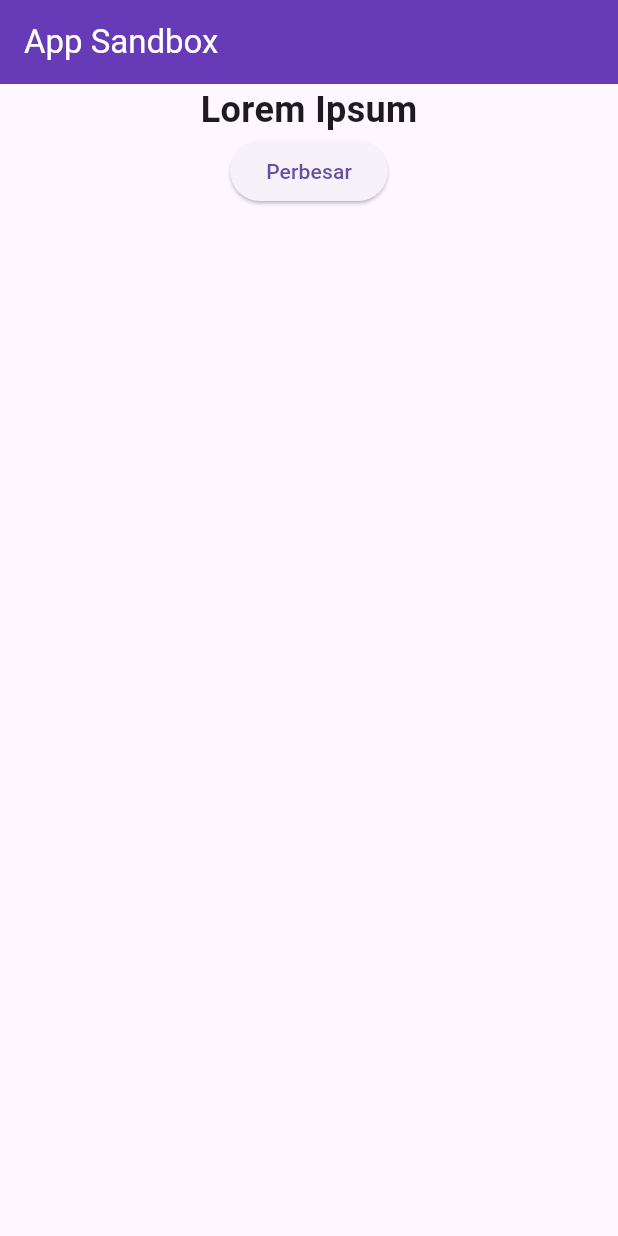
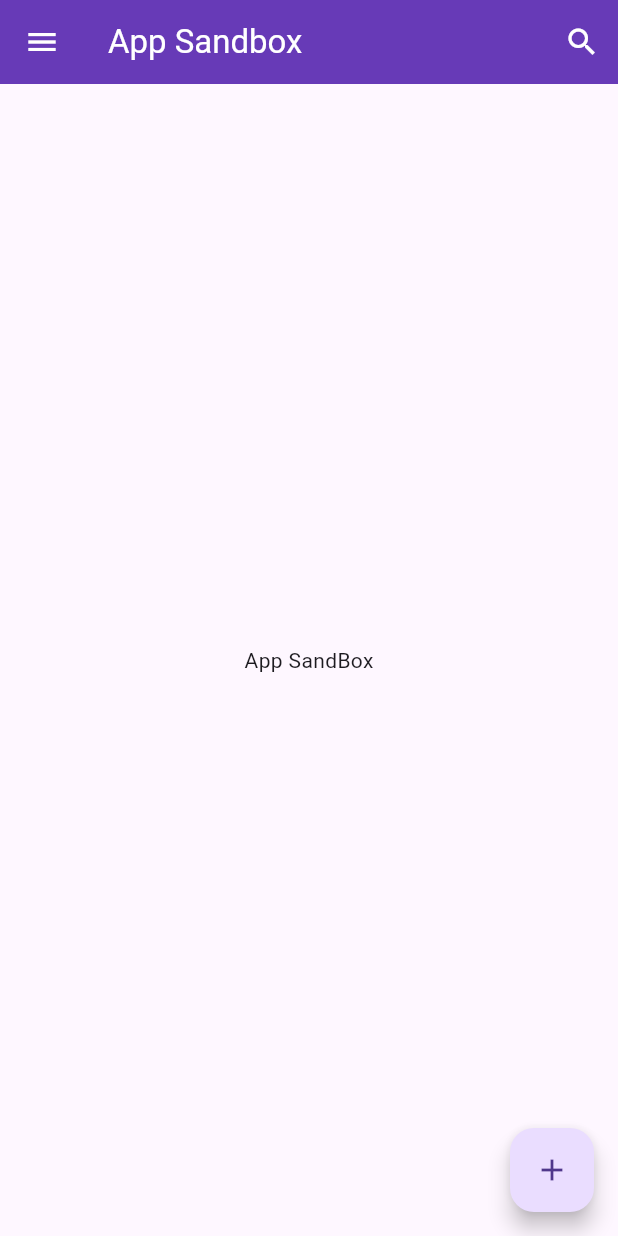
Before and after one commit to mogams99/app_sandbox, a Flutter app: the screen it shows after launch, on a phone screen of 412 x 824 dp. Run offline on Flutter 3.47's test engine with Material 3 defaults, Android fonts, the phone set to English and light mode, and no system bars.

Commit message:
chore: :lipstick: create basic scaffold.

```diff
--- a/lib/main.dart
+++ b/lib/main.dart
@@ -18,68 +18,42 @@ class MyApp extends StatelessWidget {
           foregroundColor: Colors.white, // Warna teks pada AppBar
         ),
       ),
-      home: Scaffold(
-        appBar: AppBar(
-          title: Text('App Sandbox'),
-          // backgroundColor: Colors.blue, // Optional jika sudah di tema
-        ),
-        body: Center(
-          child: BiggerText(text: 'Lorem Ipsum'),
-        ),
-      ),
+      home: const FirstScreen(),
     );
   }
 }
 
-class Heading extends StatelessWidget {
-  final String text;
-
-  const Heading({Key? key, required this.text}) : super(key: key);
+class FirstScreen extends StatelessWidget {
+  const FirstScreen({Key? key}) : super(key: key);
 
   @override
   Widget build(BuildContext context) {
-    return Text(
-      text,
-      style: const TextStyle(
-        fontSize: 24,
-        fontWeight: FontWeight.bold,
-      ),
-    );
+    return Scaffold(
+        appBar: AppBar(
+          title: const Text('App Sandbox'),
+          actions: <Widget>[
+            IconButton(
+              icon: const Icon(
+                Icons.search,
+                color: Colors.white,
+              ),
+              onPressed: () => {},
+            )
+          ],
+          leading: IconButton(
+            icon: const Icon(
+              Icons.menu,
+              color: Colors.white,
+            ),
+            onPressed: () {},
+          ),
+        ),
+        body: const Center(
+          child: Text('App SandBox'),
+        ),
+        floatingActionButton: FloatingActionButton(
+          child: const Icon(Icons.add),
+          onPressed: () {},
+        ));
   }
 }
-
-class BiggerText extends StatefulWidget {
-  final String text;
-
-  const BiggerText({Key? key, required this.text}) : super(key: key);
-
-  @override
-  _BiggerTextState createState() => _BiggerTextState();
-}
-
-class _BiggerTextState extends State<BiggerText> {
-  double _fontSize = 24;
-
-  @override
-  Widget build(BuildContext context) {
-    return Column(
-      children: [
-        Text(
-          widget.text,
-          style: TextStyle(
-            fontSize: _fontSize,
-            fontWeight: FontWeight.bold,
-          ),
-        ),
-        ElevatedButton(
-          onPressed: () {
-            setState(() {
-              _fontSize += 2;
-            });
-          },
-          child: const Text('Perbesar'),
-        ),
-      ],
-    );
-  }
-}
```
Also changed, not shown: lib/main_20250801.dart (added, +85 -0 lines).
